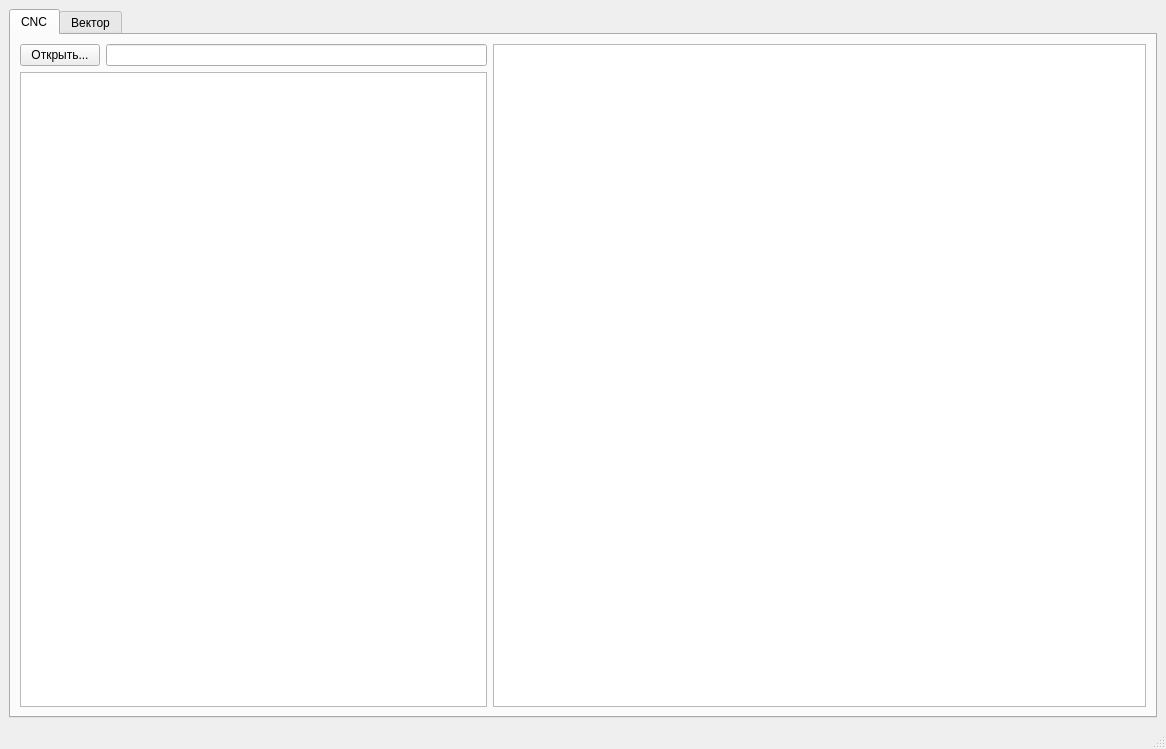
This is mainwindow.ui in igrekus/coil as Qt 5 draws it before an edit. The edited form follows.
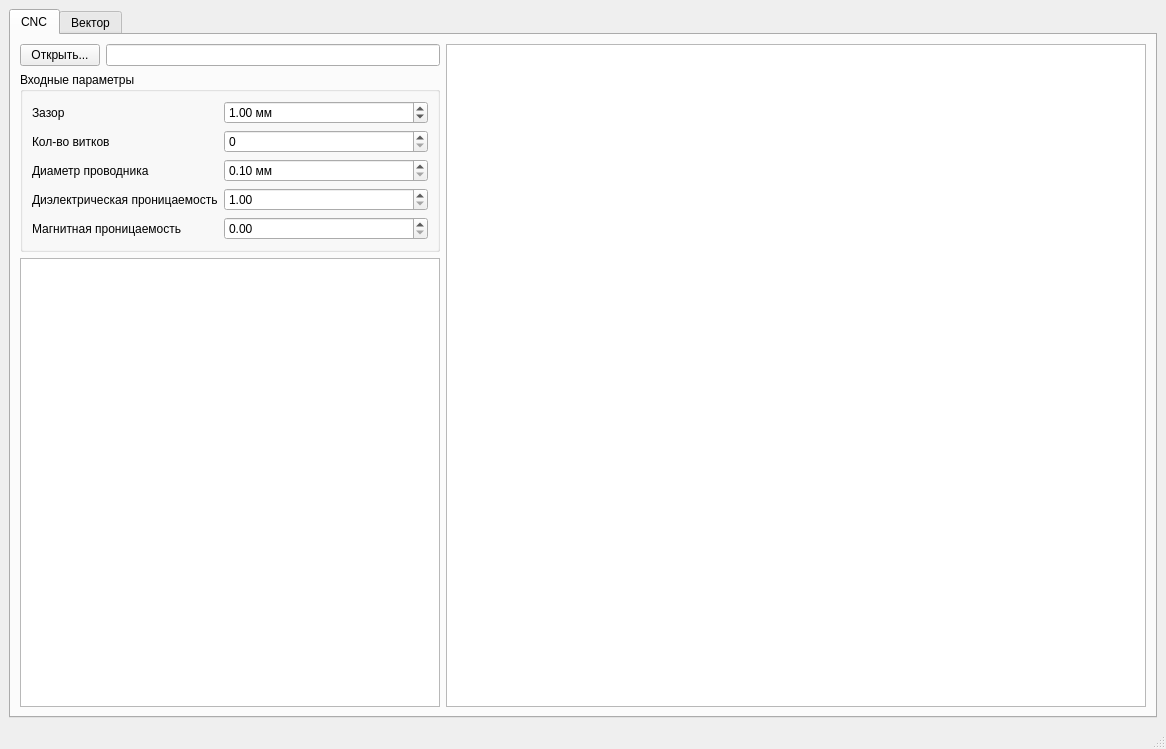
This is the edited form.

Commit message: WIP: add param calculator UI stub

```diff
--- a/mainwindow.ui
+++ b/mainwindow.ui
@@ -14,7 +14,7 @@
    <string>Coil</string>
   </property>
   <widget class="QWidget" name="centralwidget">
-   <layout class="QVBoxLayout" name="verticalLayout_2">
+   <layout class="QVBoxLayout" name="verticalLayout_3">
     <item>
      <widget class="QTabWidget" name="tabWidget">
       <property name="currentIndex">
@@ -24,9 +24,9 @@
        <attribute name="title">
         <string>CNC</string>
        </attribute>
-       <layout class="QHBoxLayout" name="horizontalLayout_2" stretch="5,7">
+       <layout class="QHBoxLayout" name="horizontalLayout_2" stretch="3,5">
         <item>
-         <layout class="QVBoxLayout" name="verticalLayout_3">
+         <layout class="QVBoxLayout" name="verticalLayout_2">
           <item>
            <layout class="QHBoxLayout" name="horizontalLayout">
             <item>
@@ -41,6 +41,101 @@
             </item>
            </layout>
           </item>
+          <item>
+           <widget class="QGroupBox" name="grpInputParams">
+            <property name="title">
+             <string>Входные параметры</string>
+            </property>
+            <layout class="QFormLayout" name="formLayout">
+             <item row="0" column="0">
+              <widget class="QLabel" name="lblWireGap">
+               <property name="text">
+                <string>Зазор</string>
+               </property>
+              </widget>
+             </item>
+             <item row="0" column="1">
+              <widget class="QDoubleSpinBox" name="spinWireGap">
+               <property name="suffix">
+                <string> мм</string>
+               </property>
+               <property name="minimum">
+                <double>0.100000000000000</double>
+               </property>
+               <property name="maximum">
+                <double>10.000000000000000</double>
+               </property>
+               <property name="singleStep">
+                <double>0.100000000000000</double>
+               </property>
+               <property name="value">
+                <double>1.000000000000000</double>
+               </property>
+              </widget>
+             </item>
+             <item row="1" column="0">
+              <widget class="QLabel" name="lblLoopCount">
+               <property name="text">
+                <string>Кол-во витков</string>
+               </property>
+              </widget>
+             </item>
+             <item row="1" column="1">
+              <widget class="QSpinBox" name="spinLoopCount"/>
+             </item>
+             <item row="2" column="0">
+              <widget class="QLabel" name="lblWireDiameter">
+               <property name="text">
+                <string>Диаметр проводника</string>
+               </property>
+              </widget>
+             </item>
+             <item row="2" column="1">
+              <widget class="QDoubleSpinBox" name="spinWireDiameter">
+               <property name="suffix">
+                <string> мм</string>
+               </property>
+               <property name="minimum">
+                <double>0.100000000000000</double>
+               </property>
+               <property name="maximum">
+                <double>10.000000000000000</double>
+               </property>
+               <property name="singleStep">
+                <double>0.100000000000000</double>
+               </property>
+              </widget>
+             </item>
+             <item row="3" column="0">
+              <widget class="QLabel" name="lblDielectricConst">
+               <property name="text">
+                <string>Диэлектрическая проницаемость</string>
+               </property>
+              </widget>
+             </item>
+             <item row="3" column="1">
+              <widget class="QDoubleSpinBox" name="spinDielectricConst">
+               <property name="minimum">
+                <double>1.000000000000000</double>
+               </property>
+               <property name="maximum">
+                <double>100.000000000000000</double>
+               </property>
+              </widget>
+             </item>
+             <item row="4" column="0">
+              <widget class="QLabel" name="lblMagneticConst">
+               <property name="text">
+                <string>Магнитная проницаемость</string>
+               </property>
+              </widget>
+             </item>
+             <item row="4" column="1">
+              <widget class="QDoubleSpinBox" name="spinMagneticConst"/>
+             </item>
+            </layout>
+           </widget>
+          </item>
           <item>
            <widget class="QTableView" name="tableGcode">
             <property name="selectionMode">
```
